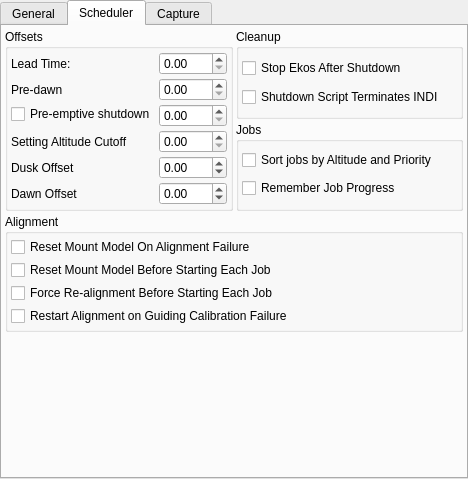
This is kstars/ekos/opsekos.ui in KDE/kstars as Qt 5 draws it before an edit. The edited form follows.
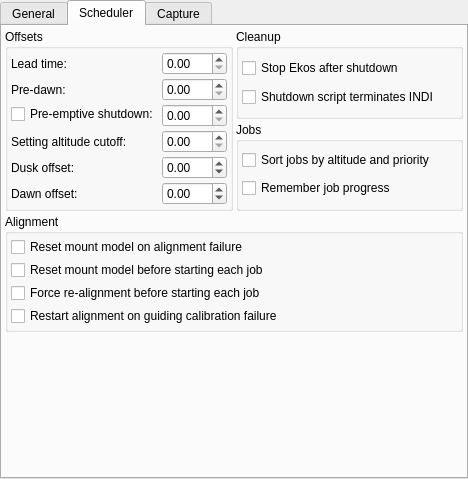
This is the edited form. The open tabs and pages were chosen to show the change. Icons and pictures are not drawn.

What changed in the file:
```diff
--- a/kstars/ekos/opsekos.ui
+++ b/kstars/ekos/opsekos.ui
@@ -211,7 +211,7 @@
           <string>&lt;html&gt;&lt;head/&gt;&lt;body&gt;&lt;p&gt;Lead time is the minimum time in minutes between jobs. The scheduler starts execution of a job before its scheduled startup time by this lead time. Early execution is useful as focusing, alignment, and guiding procedures may take prolonged periods to time to complete.&lt;/p&gt;&lt;/body&gt;&lt;/html&gt;</string>
          </property>
          <property name="text">
-          <string>Lead Time:</string>
+          <string>Lead time:</string>
          </property>
         </widget>
        </item>
@@ -224,7 +224,7 @@
           <string>&lt;html&gt;&lt;head/&gt;&lt;body&gt;&lt;p&gt;Do not permit jobs to be scheduled or executed past this many minutes before dawn.&lt;/p&gt;&lt;/body&gt;&lt;/html&gt;</string>
          </property>
          <property name="text">
-          <string>Pre-dawn</string>
+          <string>Pre-dawn:</string>
          </property>
         </widget>
        </item>
@@ -237,7 +237,7 @@
           <string>&lt;html&gt;&lt;head/&gt;&lt;body&gt;&lt;p&gt;In case no scheduler job is scheduled for this many hours, perform a complete shutdown procedure and restart observatory operations once the next job is ready.&lt;/p&gt;&lt;/body&gt;&lt;/html&gt;</string>
          </property>
          <property name="text">
-          <string>Pre-emptive shutdown</string>
+          <string>Pre-emptive shutdown:</string>
          </property>
         </widget>
        </item>
@@ -254,7 +254,7 @@
           <string>&lt;html&gt;&lt;body&gt;&lt;p&gt;Do not permit jobs to be scheduled less than this many degrees before the altitude restriction. Actual execution proceeds until the altitude limit.&lt;/p&gt;&lt;/body&gt;&lt;/html&gt;</string>
          </property>
          <property name="text">
-          <string>Setting Altitude Cutoff</string>
+          <string>Setting altitude cutoff:</string>
          </property>
         </widget>
        </item>
@@ -267,7 +267,7 @@
           <string>&lt;html&gt;&lt;body&gt;&lt;p&gt;Offset astronomical dusk by this many hours. This positive or negative value adjusts the twilight restriction.&lt;/p&gt;&lt;/body&gt;&lt;/html&gt;</string>
          </property>
          <property name="text">
-          <string>Dusk Offset</string>
+          <string>Dusk offset:</string>
          </property>
         </widget>
        </item>
@@ -290,7 +290,7 @@
           <string>&lt;html&gt;&lt;body&gt;&lt;p&gt;Offset astronomical dawn by this many hours. This positive or negative value adjusts the twilight restriction.&lt;/p&gt;&lt;/body&gt;&lt;/html&gt;</string>
          </property>
          <property name="text">
-          <string>Dawn Offset</string>
+          <string>Dawn offset:</string>
          </property>
         </widget>
        </item>
@@ -337,7 +337,7 @@
           <string>After shutdown procedure is successfully executed, stop INDI and Ekos.</string>
          </property>
          <property name="text">
-          <string>Stop Ekos After Shutdown</string>
+          <string>Stop Ekos after shutdown</string>
          </property>
         </widget>
        </item>
@@ -347,7 +347,7 @@
           <string>&lt;html&gt;&lt;head/&gt;&lt;body&gt;&lt;p&gt;If the shutdown script terminates INDI server, enable this option so that no disconnection errors are generated.&lt;/p&gt;&lt;/body&gt;&lt;/html&gt;</string>
          </property>
          <property name="text">
-          <string>Shutdown Script Terminates INDI</string>
+          <string>Shutdown script terminates INDI</string>
          </property>
         </widget>
        </item>
@@ -381,7 +381,7 @@
           <string>High priority and altitude jobs are executed first</string>
          </property>
          <property name="text">
-          <string>Sort jobs by Altitude and Priority</string>
+          <string>Sort jobs by altitude and priority</string>
          </property>
         </widget>
        </item>
@@ -391,7 +391,7 @@
           <string>&lt;html&gt;&lt;head/&gt;&lt;body&gt;&lt;p&gt;When processing a scheduled job, resume the sequence starting from the last image present in storage.&lt;/p&gt;&lt;/body&gt;&lt;/html&gt;</string>
          </property>
          <property name="text">
-          <string>Remember Job Progress</string>
+          <string>Remember job progress</string>
          </property>
          <property name="checked">
           <bool>false</bool>
@@ -425,14 +425,14 @@
        <item>
         <widget class="QCheckBox" name="kcfg_ResetMountModelOnAlignFail">
          <property name="text">
-          <string>Reset Mount Model On Alignment Failure</string>
+          <string>Reset mount model on alignment failure</string>
          </property>
         </widget>
        </item>
        <item>
         <widget class="QCheckBox" name="kcfg_ResetMountModelBeforeJob">
          <property name="text">
-          <string>Reset Mount Model Before Starting Each Job</string>
+          <string>Reset mount model before starting each job</string>
          </property>
         </widget>
        </item>
@@ -442,7 +442,7 @@
           <string>If Align is enabled, scheduler would initiate a realignment procedure before restarting any jobs even if guiding is active.</string>
          </property>
          <property name="text">
-          <string>Force Re-alignment Before Starting Each Job</string>
+          <string>Force re-alignment before starting each job</string>
          </property>
         </widget>
        </item>
@@ -452,7 +452,7 @@
           <string>&lt;html&gt;&lt;head/&gt;&lt;body&gt;&lt;p&gt;If guiding calibration fails then restart alignment process before proceeding to guiding recalibration process again. This can help recenter the target object in the field of view if the calibration process strayed too far off.&lt;/p&gt;&lt;/body&gt;&lt;/html&gt;</string>
          </property>
          <property name="text">
-          <string>Restart Alignment on Guiding Calibration Failure</string>
+          <string>Restart alignment on guiding calibration failure</string>
          </property>
         </widget>
        </item>
```
Left out of the diff: 40 changed lines with no effect on the pictures.
